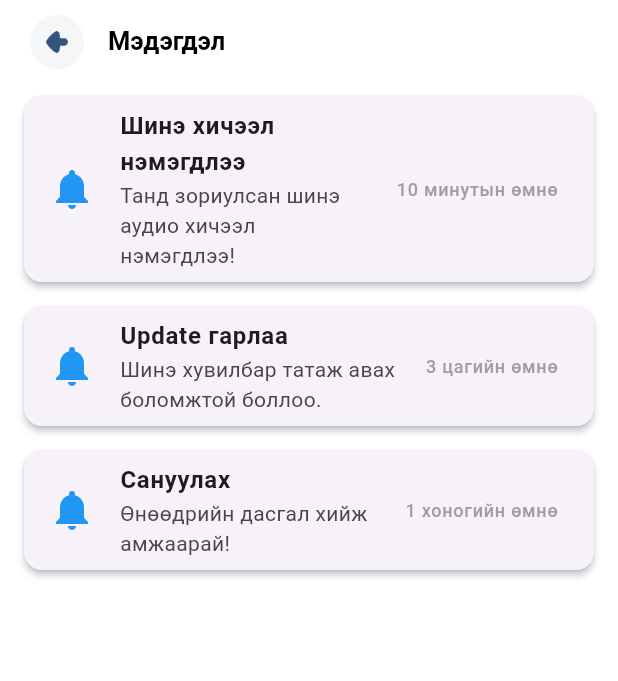
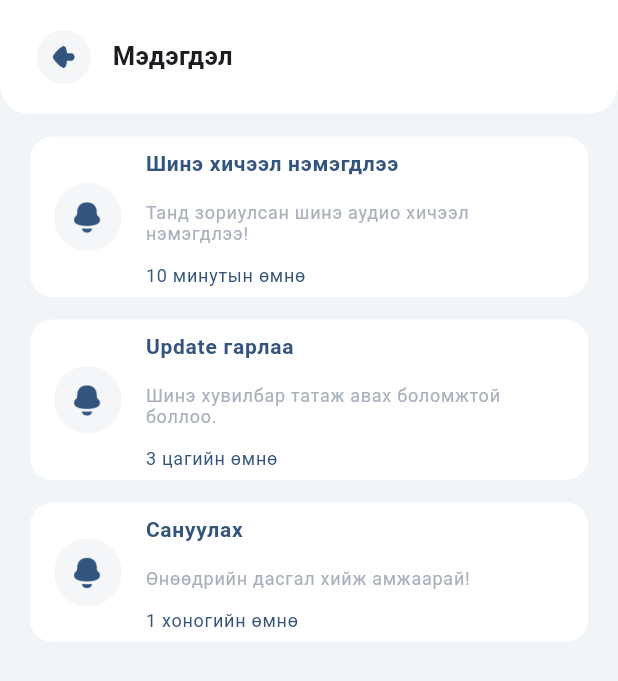
Before and after one commit to Todkhuu/audio_app, a Flutter app: the NotificationPage screen opened directly, on a phone screen of 412 x 824 dp. Shown: the top 681 px of the screen. Run offline on Flutter 3.47's test engine with Material 3 defaults, Android fonts, the light colour scheme and no system bars; our stand-ins replace audio_video_progress_bar, dio, google_fonts, just_audio, shared_preferences; accounts and stored records are empty; Roboto replaces fonts that are missing (Geologica).

Commit message:
fixed download button and notification screen

```diff
--- a/lib/components/action_buttons/download_button.dart
+++ b/lib/components/action_buttons/download_button.dart
@@ -13,6 +13,11 @@ class DownloadButton extends StatelessWidget {
 
   @override
   Widget build(BuildContext context) {
+    return ValueListenableBuilder<List<AudioLesson>>(
+      valueListenable: pageManager.downloadedLessonsNotifier,
+      builder: (context, downloadedLessons, _) {
+        final isDownloaded = pageManager.isLessonDownloaded(lesson);
+
         return Container(
           width: 88,
           height: 60,
@@ -21,18 +26,31 @@ class DownloadButton extends StatelessWidget {
             borderRadius: BorderRadius.circular(15),
           ),
           child: IconButton(
-        onPressed: () async {
+            onPressed: isDownloaded
+                ? null
+                : () async {
                     await pageManager.downloadAndPlay(lesson);
+
                     ScaffoldMessenger.of(context).showSnackBar(
-            const SnackBar(content: Text("Аудио татагдаж хадгалагдлаа ✅")),
+                      const SnackBar(
+                        content: Text("Аудио татагдаж хадгалагдлаа ✅"),
+                      ),
                     );
                   },
-        icon: Image.asset(
+            icon: ColorFiltered(
+              colorFilter: ColorFilter.mode(
+                isDownloaded ? Color(0xFF33547D) : Color(0xFFCAD0D7),
+                BlendMode.srcIn,
+              ),
+              child: Image.asset(
                 'assets/images/action_control/download.png',
                 width: 26,
                 height: 26,
               ),
             ),
+          ),
+        );
+      },
     );
   }
 }
--- a/lib/components/home_page/notification_card.dart
+++ b/lib/components/home_page/notification_card.dart
@@ -3,9 +3,8 @@ import 'package:flutter/material.dart';
 
 class NotificationCard extends StatelessWidget {
   final NotificationItem item;
-  final VoidCallback? onTap;
 
-  const NotificationCard({super.key, required this.item, this.onTap});
+  const NotificationCard({super.key, required this.item});
 
   String _formatTime(DateTime date) {
     final now = DateTime.now();
@@ -19,33 +18,59 @@ class NotificationCard extends StatelessWidget {
   @override
   Widget build(BuildContext context) {
     return Card(
-      margin: const EdgeInsets.symmetric(horizontal: 16, vertical: 8),
-      elevation: 2,
-      shape: RoundedRectangleBorder(borderRadius: BorderRadius.circular(12)),
+      color: Colors.white,
+      margin: const EdgeInsets.symmetric(horizontal: 20),
+      elevation: 0,
+      shape: RoundedRectangleBorder(borderRadius: BorderRadius.circular(15)),
       child: ListTile(
-        onTap: onTap,
-        leading: item.imageUrl != null
-            ? ClipRRect(
+        onTap: () {},
+        leading: ClipRRect(
           borderRadius: BorderRadius.circular(8),
-                child: Image.network(
-                  item.imageUrl!,
+          child: Image.asset(
+            'assets/images/notification/notiflogo.png',
             width: 45,
             height: 45,
             fit: BoxFit.cover,
           ),
-              )
-            : const Icon(Icons.notifications, color: Colors.blue, size: 32),
-        title: Text(
+        ),
+        title: Column(
+          crossAxisAlignment: CrossAxisAlignment.start,
+          children: [
+            Text(
               item.title,
+              maxLines: 1,
+              overflow: TextOverflow.ellipsis,
               style: TextStyle(
-            fontWeight: item.isRead ? FontWeight.normal : FontWeight.bold,
+                fontWeight: FontWeight.w600,
+                fontSize: 14,
+                color: Color(0xFF33547D),
               ),
             ),
-        subtitle: Text(item.description),
-        trailing: Text(
+            const SizedBox(height: 15),
+            Text(
+              item.description,
+              maxLines: 2,
+              overflow: TextOverflow.ellipsis,
+              style: TextStyle(
+                fontWeight: FontWeight.w400,
+                fontSize: 12,
+                height: 16 / 14,
+                color: Color(0xFFA9B0BB),
+              ),
+            ),
+            const SizedBox(height: 15),
+            Text(
               _formatTime(item.date),
-          style: const TextStyle(fontSize: 12, color: Colors.grey),
+              style: const TextStyle(
+                fontSize: 12,
+                color: Color(0xFF33547D),
+                height: 14 / 14,
+                fontWeight: FontWeight.w400,
               ),
+            ),
+          ],
+        ),
+        trailing: Text(''),
       ),
     );
   }
--- a/lib/components/home_page/notification_page.dart
+++ b/lib/components/home_page/notification_page.dart
@@ -9,22 +9,31 @@ class NotificationPage extends StatelessWidget {
   @override
   Widget build(BuildContext context) {
     return Scaffold(
-      backgroundColor: Colors.white,
-      appBar: AppBar(
-        leading: Padding(
-          padding: const EdgeInsets.only(left: 20),
-          child: GestureDetector(
-            onTap: () => Navigator.pop(context),
-            child: SizedBox(
-              child: Image.asset(
+      backgroundColor: Color(0xFFf2f5f7),
+      appBar: PreferredSize(
+        preferredSize: const Size.fromHeight(kToolbarHeight + 20),
+        child: Container(
+          decoration: const BoxDecoration(
+            color: Colors.white,
+            borderRadius: BorderRadius.only(
+              bottomLeft: Radius.circular(20),
+              bottomRight: Radius.circular(20),
+            ),
+          ),
+          padding: const EdgeInsets.all(20.0),
+          child: SafeArea(
+            child: Row(
+              mainAxisAlignment: MainAxisAlignment.spaceBetween,
+              children: [
+                Row(
+                  children: [
+                    Image.asset(
                       'assets/images/left.png',
                       width: 45,
                       height: 45,
                     ),
-            ),
-          ),
-        ),
-        title: const Text(
+                    const SizedBox(width: 10),
+                    const Text(
                       'Мэдэгдэл',
                       style: TextStyle(
                         fontSize: 17,
@@ -32,9 +41,12 @@ class NotificationPage extends StatelessWidget {
                         height: 27 / 16,
                       ),
                     ),
-        backgroundColor: Colors.white,
-        elevation: 1,
-        foregroundColor: Colors.black, // text & icon хар өнгөтэй
+                  ],
+                ),
+              ],
+            ),
+          ),
+        ),
       ),
       body: ValueListenableBuilder(
         valueListenable: _notificationService.notifications,
@@ -47,11 +59,9 @@ class NotificationPage extends StatelessWidget {
             itemCount: notifications.length,
             itemBuilder: (context, index) {
               final item = notifications[index];
-              return NotificationCard(
-                item: item,
-                onTap: () {
-                  _notificationService.markAsRead(item.id); // ✅ зөв дуудах
-                },
+              return Container(
+                margin: EdgeInsets.only(top: 15),
+                child: NotificationCard(item: item),
               );
             },
           );
--- a/lib/managers/page_manager.dart
+++ b/lib/managers/page_manager.dart
@@ -298,6 +298,8 @@ class PageManager {
       // SharedPreferences-д хадгалах
       await _saveDownloadedLesson(lesson, file.path);
 
+      await _loadDownloadedLessons();
+
       // Тоглуулах
       await _playLocalFile(file.path, lesson);
     } catch (e) {
--- a/pubspec.yaml
+++ b/pubspec.yaml
@@ -34,3 +34,4 @@ flutter:
     - assets/images/audio_control/
     - assets/images/action_control/
     - assets/images/bottom_nav/
+    - assets/images/notification/
```
Also changed, not shown: assets/images/notification/notiflogo.png (added). Lines whose indentation alone changed are shown as unchanged.
